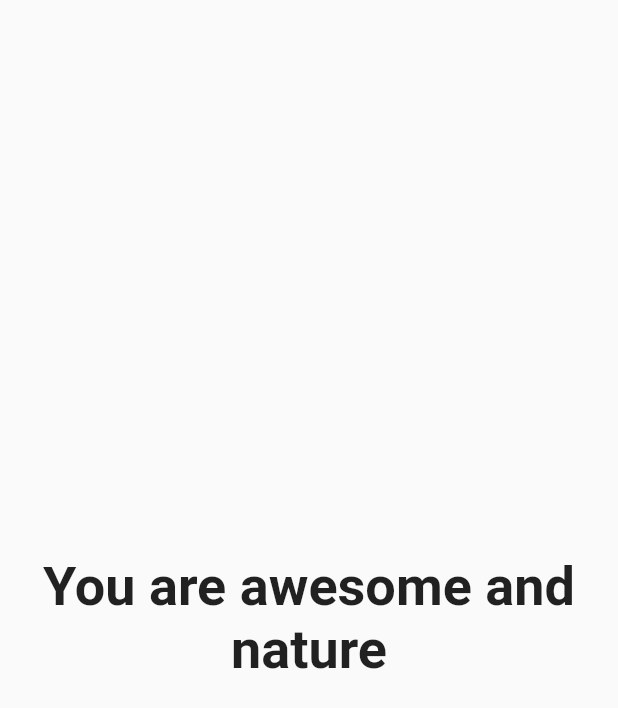
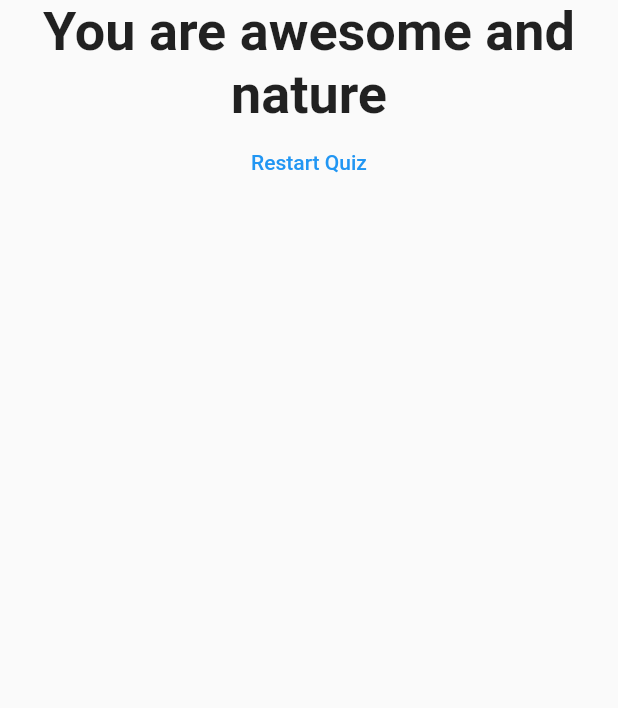
Before and after one commit to babyazalea/flutter_complete_guide, a Flutter app: the Result widget shown alone on an empty page, opened directly with empty values, on a phone screen of 412 x 824 dp. Shown: the top 708 px of the screen. Run offline on Flutter 3.47's test engine with Material 2 defaults, Android fonts, the phone set to English and light mode, and no system bars.

Commit message:
added reset button

```diff
--- a/lib/result.dart
+++ b/lib/result.dart
@@ -2,8 +2,9 @@ import 'package:flutter/material.dart';
 
 class Result extends StatelessWidget {
   final int resultScore;
+  final Function resetHandler;
 
-  Result(this.resultScore);
+  Result(this.resultScore, this.resetHandler);
 
   String get resultPhrase {
     String resultText;
@@ -22,10 +23,20 @@ class Result extends StatelessWidget {
   @override
   Widget build(BuildContext context) {
     return Center(
-        child: Text(
-      resultPhrase,
-      style: TextStyle(fontSize: 36, fontWeight: FontWeight.bold),
-      textAlign: TextAlign.center,
+        child: Column(
+      children: [
+        Text(
+          resultPhrase,
+          style: TextStyle(fontSize: 36, fontWeight: FontWeight.bold),
+          textAlign: TextAlign.center,
+        ),
+        TextButton(
+          child: Text('Restart Quiz'),
+          style: ButtonStyle(
+              foregroundColor: MaterialStateProperty.all(Colors.blue)),
+          onPressed: resetHandler,
+        )
+      ],
     ));
   }
 }
```
Also changed, not shown: lib/main.dart (+8 -1 lines).
